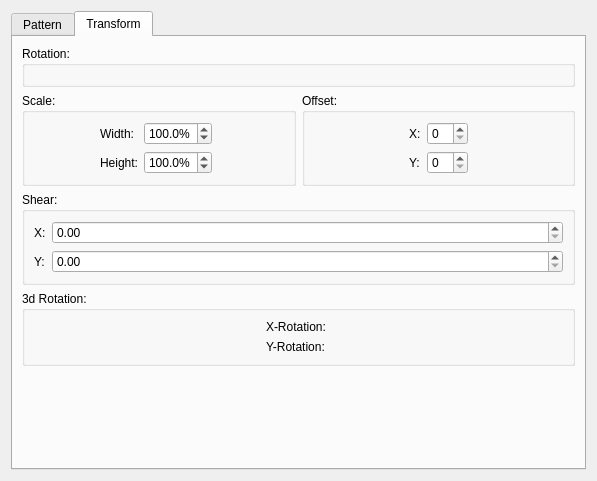
Qt form plugins/generators/pattern/wdgpatternoptions.ui (KDE/krita) before a commit.
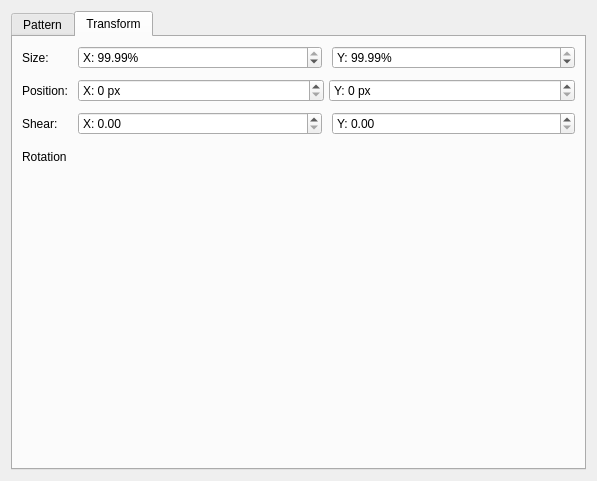
The same form after that commit. The open tabs and pages were chosen to show the change. Custom widgets are drawn as their Qt base class.

Commit message: Improve pattern generator UI

Diff of the .ui file:
```diff
--- a/plugins/generators/pattern/wdgpatternoptions.ui
+++ b/plugins/generators/pattern/wdgpatternoptions.ui
@@ -50,300 +50,239 @@
       <attribute name="title">
        <string>Transform</string>
       </attribute>
-      <layout class="QVBoxLayout" name="verticalLayout">
+      <layout class="QVBoxLayout" name="verticalLayout" stretch="0,1">
        <item>
-        <layout class="QGridLayout" name="gridLayout">
-         <item row="1" column="0">
-          <widget class="QGroupBox" name="gbScale">
-           <property name="title">
-            <string>Scale:</string>
+        <layout class="QFormLayout" name="formLayout">
+         <property name="horizontalSpacing">
+          <number>10</number>
+         </property>
+         <property name="verticalSpacing">
+          <number>10</number>
+         </property>
+         <property name="bottomMargin">
+          <number>10</number>
+         </property>
+         <item row="0" column="1">
+          <layout class="QHBoxLayout" name="horizontalLayout_7" stretch="1,0,1">
+           <property name="spacing">
+            <number>5</number>
            </property>
-           <layout class="QHBoxLayout" name="horizontalLayout_3">
-            <item>
-             <spacer name="horizontalSpacer_5">
-              <property name="orientation">
-               <enum>Qt::Horizontal</enum>
-              </property>
-              <property name="sizeHint" stdset="0">
-               <size>
-                <width>0</width>
-                <height>0</height>
-               </size>
-              </property>
-             </spacer>
-            </item>
-            <item>
-             <layout class="QFormLayout" name="formLayout_5">
-              <item row="0" column="0">
-               <widget class="QLabel" name="label">
-                <property name="text">
-                 <string>Width:</string>
-                </property>
-                <property name="alignment">
-                 <set>Qt::AlignRight|Qt::AlignTrailing|Qt::AlignVCenter</set>
-                </property>
-               </widget>
-              </item>
-              <item row="0" column="1">
-               <widget class="KisDoubleParseSpinBox" name="spbScaleWidth">
-                <property name="suffix">
-                 <string>%</string>
-                </property>
-                <property name="decimals">
-                 <number>1</number>
-                </property>
-                <property name="maximum">
-                 <double>500.000000000000000</double>
-                </property>
-                <property name="value">
-                 <double>100.000000000000000</double>
-                </property>
-               </widget>
-              </item>
-              <item row="1" column="0">
-               <widget class="QLabel" name="label_2">
-                <property name="text">
-                 <string>Height:</string>
-                </property>
-                <property name="alignment">
-                 <set>Qt::AlignRight|Qt::AlignTrailing|Qt::AlignVCenter</set>
-                </property>
-               </widget>
-              </item>
-              <item row="1" column="1">
-               <widget class="KisDoubleParseSpinBox" name="spbScaleHeight">
-                <property name="suffix">
-                 <string>%</string>
-                </property>
-                <property name="decimals">
-                 <number>1</number>
-                </property>
-                <property name="maximum">
-                 <double>500.000000000000000</double>
-                </property>
-                <property name="value">
-                 <double>100.000000000000000</double>
-                </property>
-               </widget>
-              </item>
-             </layout>
-            </item>
-            <item>
-             <widget class="KoAspectButton" name="btnLockAspectRatio" native="true"/>
-            </item>
-            <item>
-             <spacer name="horizontalSpacer_6">
-              <property name="orientation">
-               <enum>Qt::Horizontal</enum>
-              </property>
-              <property name="sizeHint" stdset="0">
-               <size>
-                <width>0</width>
-                <height>0</height>
-               </size>
-              </property>
-             </spacer>
-            </item>
-           </layout>
-          </widget>
+           <item>
+            <widget class="KisDoubleSliderSpinBox" name="spbScaleWidth">
+             <property name="sizePolicy">
+              <sizepolicy hsizetype="Minimum" vsizetype="Preferred">
+               <horstretch>0</horstretch>
+               <verstretch>0</verstretch>
+              </sizepolicy>
+             </property>
+             <property name="prefix">
+              <string>X: </string>
+             </property>
+             <property name="suffix">
+              <string>%</string>
+             </property>
+             <property name="value">
+              <double>99.989999999999995</double>
+             </property>
+            </widget>
+           </item>
+           <item>
+            <widget class="KoAspectButton" name="btnLockAspectRatio" native="true"/>
+           </item>
+           <item>
+            <widget class="KisDoubleSliderSpinBox" name="spbScaleHeight">
+             <property name="sizePolicy">
+              <sizepolicy hsizetype="Minimum" vsizetype="Preferred">
+               <horstretch>0</horstretch>
+               <verstretch>0</verstretch>
+              </sizepolicy>
+             </property>
+             <property name="prefix">
+              <string>Y: </string>
+             </property>
+             <property name="suffix">
+              <string>%</string>
+             </property>
+             <property name="value">
+              <double>99.989999999999995</double>
+             </property>
+            </widget>
+           </item>
+          </layout>
          </item>
          <item row="1" column="1">
-          <widget class="QGroupBox" name="gbOffset">
-           <property name="title">
-            <string>Offset:</string>
+          <layout class="QHBoxLayout" name="horizontalLayout_6">
+           <property name="spacing">
+            <number>5</number>
            </property>
-           <layout class="QHBoxLayout" name="horizontalLayout_4">
-            <item>
-             <spacer name="horizontalSpacer_3">
-              <property name="orientation">
-               <enum>Qt::Horizontal</enum>
-              </property>
-              <property name="sizeHint" stdset="0">
-               <size>
-                <width>0</width>
-                <height>0</height>
-               </size>
-              </property>
-             </spacer>
-            </item>
-            <item>
-             <layout class="QFormLayout" name="formLayout_2">
-              <item row="0" column="0">
-               <widget class="QLabel" name="label_3">
-                <property name="text">
-                 <string>X:</string>
+           <item>
+            <widget class="KisSliderSpinBox" name="spbOffsetX">
+             <property name="sizePolicy">
+              <sizepolicy hsizetype="MinimumExpanding" vsizetype="Fixed">
+               <horstretch>0</horstretch>
+               <verstretch>0</verstretch>
+              </sizepolicy>
+             </property>
+             <property name="suffix">
+              <string> px</string>
+             </property>
+             <property name="prefix">
+              <string>X: </string>
+             </property>
+            </widget>
+           </item>
+           <item>
+            <widget class="KisSliderSpinBox" name="spbOffsetY">
+             <property name="sizePolicy">
+              <sizepolicy hsizetype="MinimumExpanding" vsizetype="Fixed">
+               <horstretch>0</horstretch>
+               <verstretch>0</verstretch>
+              </sizepolicy>
+             </property>
+             <property name="suffix">
+              <string> px</string>
+             </property>
+             <property name="prefix">
+              <string>Y: </string>
+             </property>
+            </widget>
+           </item>
+          </layout>
+         </item>
+         <item row="2" column="1">
+          <layout class="QHBoxLayout" name="horizontalLayout_8">
+           <item>
+            <widget class="KisDoubleSliderSpinBox" name="sldShearX">
+             <property name="sizePolicy">
+              <sizepolicy hsizetype="MinimumExpanding" vsizetype="Preferred">
+               <horstretch>0</horstretch>
+               <verstretch>0</verstretch>
+              </sizepolicy>
+             </property>
+             <property name="prefix">
+              <string>X: </string>
+             </property>
+            </widget>
+           </item>
+           <item>
+            <widget class="KisDoubleSliderSpinBox" name="sldShearY">
+             <property name="sizePolicy">
+              <sizepolicy hsizetype="MinimumExpanding" vsizetype="Preferred">
+               <horstretch>0</horstretch>
+               <verstretch>0</verstretch>
+              </sizepolicy>
+             </property>
+             <property name="prefix">
+              <string>Y: </string>
+             </property>
+            </widget>
+           </item>
+          </layout>
+         </item>
+         <item row="3" column="1">
+          <layout class="QHBoxLayout" name="horizontalLayout_2" stretch="0,1">
+           <property name="spacing">
+            <number>0</number>
+           </property>
+           <item>
+            <layout class="QVBoxLayout" name="verticalLayout_2">
+             <property name="spacing">
+              <number>10</number>
+             </property>
+             <item>
+              <widget class="KisAngleSelector" name="angleSelectorRotationZ" native="true">
+               <property name="minimumSize">
+                <size>
+                 <width>30</width>
+                 <height>30</height>
+                </size>
+               </property>
+              </widget>
+             </item>
+             <item>
+              <widget class="QWidget" name="container3DRotation" native="true">
+               <layout class="QVBoxLayout" name="verticalLayout_4">
+                <property name="spacing">
+                 <number>10</number>
                 </property>
-               </widget>
-              </item>
-              <item row="0" column="1">
-               <widget class="KisIntParseSpinBox" name="spbOffsetX"/>
-              </item>
-              <item row="1" column="0">
-               <widget class="QLabel" name="label_4">
-                <property name="text">
-                 <string>Y:</string>
+                <property name="leftMargin">
+                 <number>0</number>
                 </property>
-               </widget>
-              </item>
-              <item row="1" column="1">
-               <widget class="KisIntParseSpinBox" name="spbOffsetY"/>
-              </item>
-             </layout>
-            </item>
-            <item>
-             <spacer name="horizontalSpacer_4">
-              <property name="orientation">
-               <enum>Qt::Horizontal</enum>
-              </property>
-              <property name="sizeHint" stdset="0">
-               <size>
-                <width>0</width>
-                <height>0</height>
-               </size>
-              </property>
-             </spacer>
-            </item>
-           </layout>
+                <property name="topMargin">
+                 <number>0</number>
+                </property>
+                <property name="rightMargin">
+                 <number>0</number>
+                </property>
+                <property name="bottomMargin">
+                 <number>0</number>
+                </property>
+                <item>
+                 <widget class="KisAngleSelector" name="angleSelectorRotationX" native="true">
+                  <property name="minimumSize">
+                   <size>
+                    <width>30</width>
+                    <height>30</height>
+                   </size>
+                  </property>
+                 </widget>
+                </item>
+                <item>
+                 <widget class="KisAngleSelector" name="angleSelectorRotationY" native="true">
+                  <property name="minimumSize">
+                   <size>
+                    <width>30</width>
+                    <height>30</height>
+                   </size>
+                  </property>
+                 </widget>
+                </item>
+               </layout>
+              </widget>
+             </item>
+            </layout>
+           </item>
+           <item>
+            <spacer name="horizontalSpacer">
+             <property name="orientation">
+              <enum>Qt::Horizontal</enum>
+             </property>
+             <property name="sizeHint" stdset="0">
+              <size>
+               <width>40</width>
+               <height>20</height>
+              </size>
+             </property>
+            </spacer>
+           </item>
+          </layout>
+         </item>
+         <item row="0" column="0">
+          <widget class="QLabel" name="label">
+           <property name="text">
+            <string>Size:</string>
+           </property>
           </widget>
          </item>
-         <item row="0" column="0" colspan="2">
-          <widget class="QGroupBox" name="gbRotation">
-           <property name="title">
-            <string>Rotation:</string>
+         <item row="1" column="0">
+          <widget class="QLabel" name="label_2">
+           <property name="text">
+            <string>Position:</string>
            </property>
-           <layout class="QHBoxLayout" name="horizontalLayout_2">
-            <item>
-             <spacer name="horizontalSpacer">
-              <property name="orientation">
-               <enum>Qt::Horizontal</enum>
-              </property>
-              <property name="sizeHint" stdset="0">
-               <size>
-                <width>0</width>
-                <height>0</height>
-               </size>
-              </property>
-             </spacer>
-            </item>
-            <item>
-             <widget class="KisAngleSelector" name="angleSelectorRotationZ" native="true"/>
-            </item>
-            <item>
-             <spacer name="horizontalSpacer_2">
-              <property name="orientation">
-               <enum>Qt::Horizontal</enum>
-              </property>
-              <property name="sizeHint" stdset="0">
-               <size>
-                <width>0</width>
-                <height>0</height>
-               </size>
-              </property>
-             </spacer>
-            </item>
-           </layout>
           </widget>
          </item>
-         <item row="2" column="0" colspan="2">
-          <widget class="QGroupBox" name="gbShear">
-           <property name="title">
+         <item row="2" column="0">
+          <widget class="QLabel" name="label_3">
+           <property name="text">
             <string>Shear:</string>
            </property>
-           <layout class="QFormLayout" name="formLayout_4">
-            <item row="0" column="0">
-             <widget class="QLabel" name="label_7">
-              <property name="text">
-               <string>X:</string>
-              </property>
-             </widget>
-            </item>
-            <item row="1" column="0">
-             <widget class="QLabel" name="label_8">
-              <property name="text">
-               <string>Y:</string>
-              </property>
-             </widget>
-            </item>
-            <item row="0" column="1">
-             <widget class="KisDoubleSliderSpinBox" name="sldShearX" native="true">
-              <property name="sizePolicy">
-               <sizepolicy hsizetype="MinimumExpanding" vsizetype="Preferred">
-                <horstretch>0</horstretch>
-                <verstretch>0</verstretch>
-               </sizepolicy>
-              </property>
-             </widget>
-            </item>
-            <item row="1" column="1">
-             <widget class="KisDoubleSliderSpinBox" name="sldShearY" native="true">
-              <property name="sizePolicy">
-               <sizepolicy hsizetype="MinimumExpanding" vsizetype="Preferred">
-                <horstretch>0</horstretch>
-                <verstretch>0</verstretch>
-               </sizepolicy>
-              </property>
-             </widget>
-            </item>
-           </layout>
           </widget>
          </item>
-         <item row="3" column="0" colspan="2">
-          <widget class="QGroupBox" name="gb3dRotation">
-           <property name="title">
-            <string>3d Rotation:</string>
+         <item row="3" column="0">
+          <widget class="QLabel" name="label_4">
+           <property name="text">
+            <string>Rotation</string>
            </property>
-           <layout class="QHBoxLayout" name="horizontalLayout_5">
-            <item>
-             <spacer name="horizontalSpacer_7">
-              <property name="orientation">
-               <enum>Qt::Horizontal</enum>
-              </property>
-              <property name="sizeHint" stdset="0">
-               <size>
-                <width>0</width>
-                <height>0</height>
-               </size>
-              </property>
-             </spacer>
-            </item>
-            <item>
-             <layout class="QFormLayout" name="formLayout_3">
-              <item row="0" column="0">
-               <widget class="QLabel" name="label_5">
-                <property name="text">
-                 <string>X-Rotation:</string>
-                </property>
-               </widget>
-              </item>
-              <item row="1" column="0">
-               <widget class="QLabel" name="label_6">
-                <property name="text">
-                 <string>Y-Rotation:</string>
-                </property>
-               </widget>
-              </item>
-              <item row="0" column="1">
-               <widget class="KisAngleSelector" name="angleSelectorRotationX" native="true"/>
-              </item>
-              <item row="1" column="1">
-               <widget class="KisAngleSelector" name="angleSelectorRotationY" native="true"/>
-              </item>
-             </layout>
-            </item>
-            <item>
-             <spacer name="horizontalSpacer_8">
-              <property name="orientation">
-               <enum>Qt::Horizontal</enum>
-              </property>
-              <property name="sizeHint" stdset="0">
-               <size>
-                <width>0</width>
-                <height>0</height>
-               </size>
-              </property>
-             </spacer>
-            </item>
-           </layout>
           </widget>
          </item>
         </layout>
@@ -380,28 +319,23 @@
    <header>KoAspectButton.h</header>
    <container>1</container>
   </customwidget>
-  <customwidget>
-   <class>KisDoubleParseSpinBox</class>
-   <extends>QDoubleSpinBox</extends>
-   <header>kis_double_parse_spin_box.h</header>
-  </customwidget>
   <customwidget>
    <class>KisDoubleSliderSpinBox</class>
    <extends>QDoubleSpinBox</extends>
    <header>kis_slider_spin_box.h</header>
    <container>1</container>
   </customwidget>
-  <customwidget>
-   <class>KisIntParseSpinBox</class>
-   <extends>QSpinBox</extends>
-   <header>kis_int_parse_spin_box.h</header>
-  </customwidget>
   <customwidget>
    <class>KisAngleSelector</class>
    <extends>QWidget</extends>
    <header location="global">KisAngleSelector.h</header>
    <container>1</container>
   </customwidget>
+  <customwidget>
+   <class>KisSliderSpinBox</class>
+   <extends>QSpinBox</extends>
+   <header>kis_slider_spin_box.h</header>
+  </customwidget>
  </customwidgets>
  <resources/>
  <connections/>
```
The commit also changes 2 other files.
